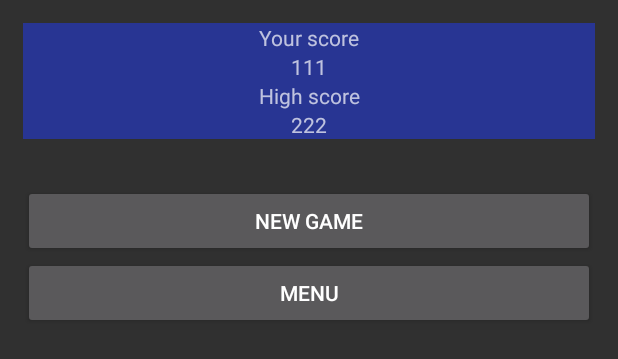
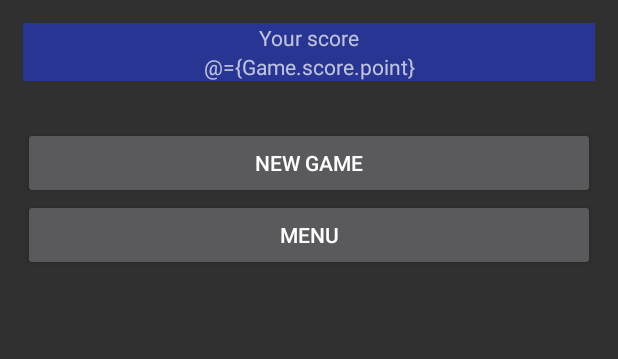
Before and after one commit to LudovicLAURICHESSE/TheTraveller, an Android app: the layout end_game.xml on its own in the app's theme, with its tools: preview values and no code run, on a phone screen of 412 x 824 dp. Shown: the top 359 px of the screen. Run offline under Robolectric (Android 15) with nearby library versions, the light colour scheme and no system bars.

Commit message:
affichage du fragment a la fin de la partie

```diff
--- a/app/src/main/java/c/myn4s/thetravellerandroid/GameEngine/Game.java
+++ b/app/src/main/java/c/myn4s/thetravellerandroid/GameEngine/Game.java
@@ -119,6 +119,7 @@ public class Game {
                 f.update();
                 if (player.getKill()) {
                     doUpdate = false;
+                    throw new PlayerIsDeadException();
                 }
                 if(f.isKilledByPlayer(player) && !(player.getEndY() > (f.getPosY()+(f.getSizeY()/2)))){
                     foes.remove(f);
@@ -191,4 +192,5 @@ public class Game {
     }
 
     public Score onGameOver(){return score;} //renvoyer le score
+    public boolean endGame(){return doUpdate;} //renvoyer le score
 }
--- a/app/src/main/res/layout/activity_main_menu.xml
+++ b/app/src/main/res/layout/activity_main_menu.xml
@@ -66,12 +66,14 @@
                 <Spinner
                     android:layout_width="wrap_content"
                     android:layout_height="wrap_content"
-                    android:entries="@array/UserChoice"/>
+                    android:entries="@array/UserChoice"
+                    android:id="@+id/spinnerWorld"/>
 
                 <Spinner
                     android:layout_width="wrap_content"
                     android:layout_height="wrap_content"
-                    android:entries="@array/UserChoice" />
+                    android:entries="@array/UserChoice"
+                    android:id="@+id/spinnerChar"/>
 
             </LinearLayout>
         </LinearLayout>
--- a/app/src/main/res/layout/end_game.xml
+++ b/app/src/main/res/layout/end_game.xml
@@ -19,19 +19,7 @@
         <TextView
             android:layout_width="match_parent"
             android:layout_height="wrap_content"
-            android:text="111"
-            android:textAlignment="center"/>
-
-        <TextView
-            android:layout_width="match_parent"
-            android:layout_height="wrap_content"
-            android:text="@string/high_score"
-            android:textAlignment="center"/>
-
-        <TextView
-            android:layout_width="match_parent"
-            android:layout_height="wrap_content"
-            android:text="222"
+            android:text="@={Game.score.point}"
             android:textAlignment="center"/>
 
     </LinearLayout>
```
Also changed, not shown: app/src/main/java/c/myn4s/thetravellerandroid/AllDisplays/MainMenu.java (+7 -1 lines), app/src/main/java/c/myn4s/thetravellerandroid/AllDisplays/PlayActivity.java (+17 -4 lines), app/src/main/java/c/myn4s/thetravellerandroid/GameEngine/BooListener.java (added, +33 -0 lines), app/src/main/java/c/myn4s/thetravellerandroid/GameEngine/GameView.java (+8 -1 lines).
